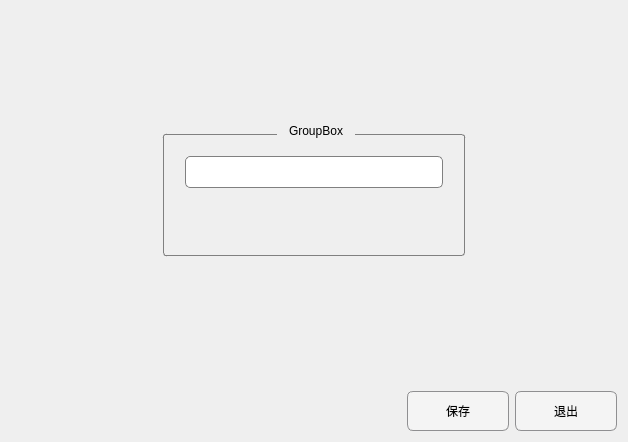
First picture: the form in Demo/depropertyeditwidget.ui, repository 13438120136/XDemo, before the edit.
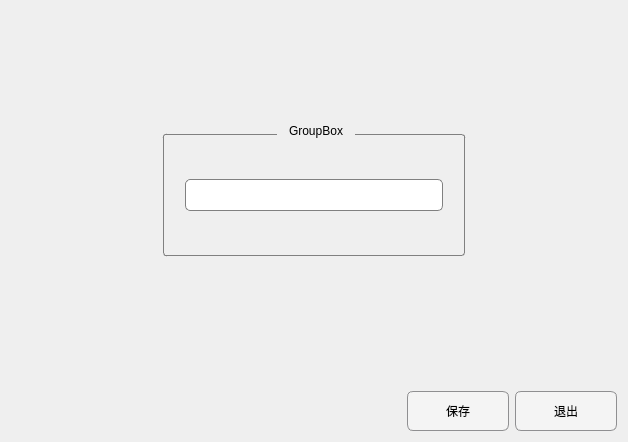
Second picture: the form after the edit. Custom widgets are drawn as their Qt base class.

```diff
--- a/Demo/depropertyeditwidget.ui
+++ b/Demo/depropertyeditwidget.ui
@@ -106,10 +106,10 @@
          <property name="sizeConstraint">
           <enum>QLayout::SetDefaultConstraint</enum>
          </property>
-         <item row="0" column="0">
-          <widget class="QLineEdit" name="lineEdit"/>
-         </item>
          <item row="1" column="0">
+          <widget class="QLineEdit" name="lineEdit"/>
+         </item>
+         <item row="2" column="0">
           <spacer name="verticalSpacer">
            <property name="orientation">
             <enum>Qt::Vertical</enum>
@@ -122,6 +122,19 @@
            </property>
           </spacer>
          </item>
+         <item row="0" column="0">
+          <spacer name="verticalSpacer_2">
+           <property name="orientation">
+            <enum>Qt::Vertical</enum>
+           </property>
+           <property name="sizeHint" stdset="0">
+            <size>
+             <width>20</width>
+             <height>40</height>
+            </size>
+           </property>
+          </spacer>
+         </item>
         </layout>
        </widget>
       </item>
```
Left out of the diff: 2 changed lines with no effect on the pictures.
